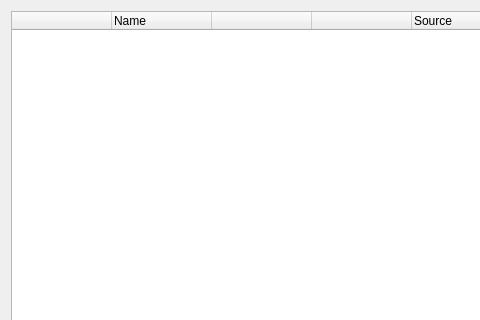
ntruchsess/QLandkarteGT, file src/IDlgSetupGarminIcons.ui: the form before one commit; both pictures show x 0 to 480 and y 0 to 320 of the 569 by 517 pixel window.
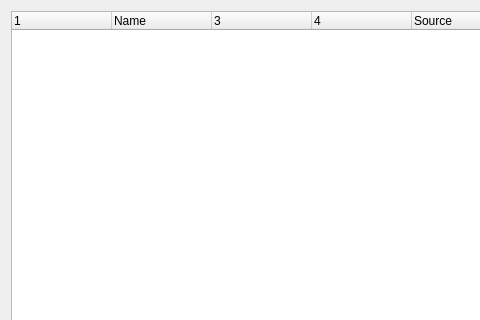
The form after the commit.

Commit message: add selectable char set for Garmin devices add tooltips for device setup move Garmin custom icon setup to device setup

```diff
--- a/src/IDlgSetupGarminIcons.ui
+++ b/src/IDlgSetupGarminIcons.ui
@@ -21,7 +21,7 @@
      </property>
      <column>
       <property name="text">
-       <string> </string>
+       <string/>
       </property>
      </column>
      <column>
@@ -31,12 +31,12 @@
      </column>
      <column>
       <property name="text">
-       <string> </string>
+       <string/>
       </property>
      </column>
      <column>
       <property name="text">
-       <string> </string>
+       <string/>
       </property>
      </column>
      <column>
```
Left out of the diff: 5 changed lines with no effect on the pictures. The commit also changes 8 other files.
